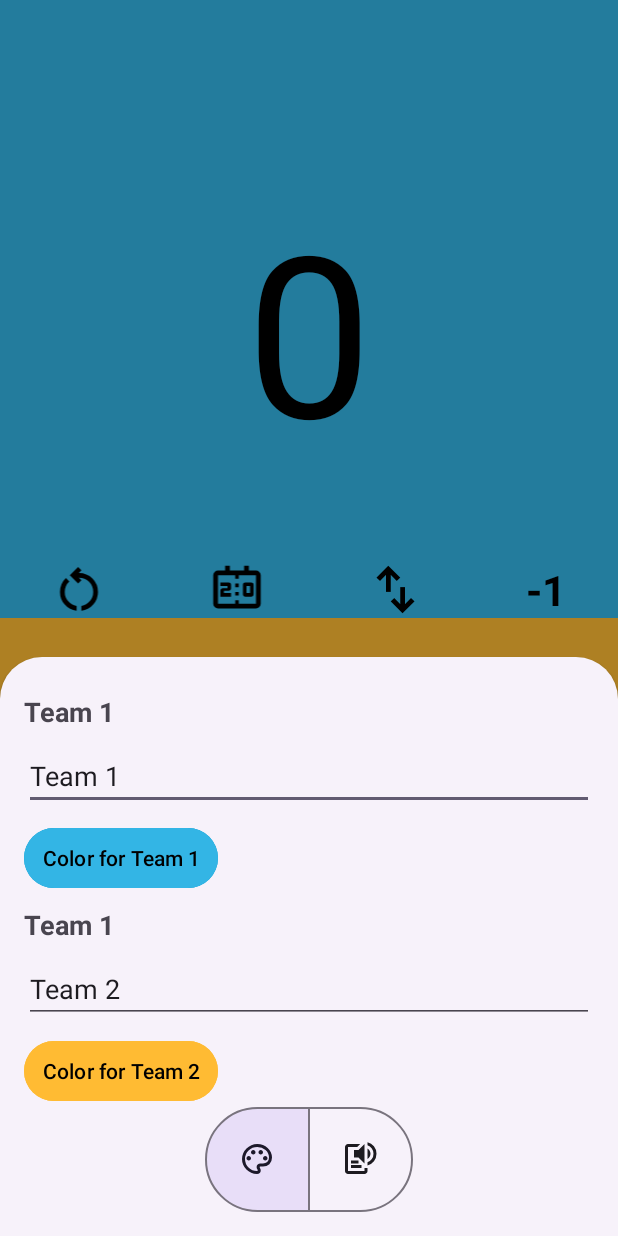
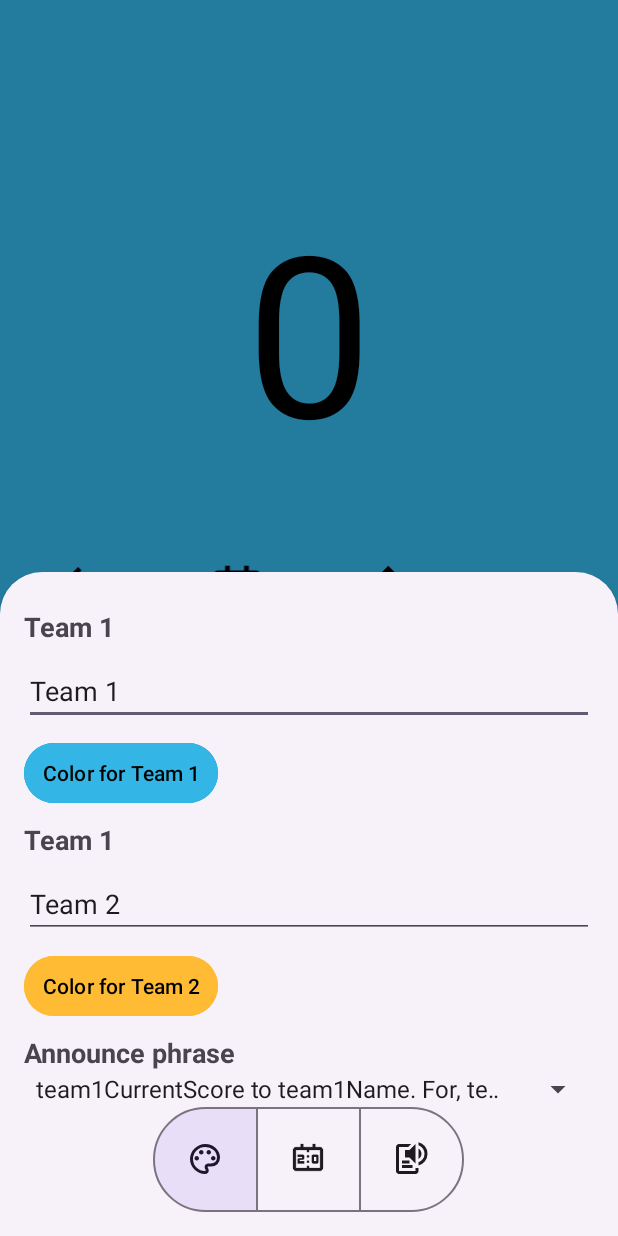
Before and after one commit to guigax/LoudScoreboard, an Android app: the fragment SettingsFragment placed in its activity, on a phone screen of 412 x 824 dp. Run offline under Robolectric (Android 15) with nearby library versions, the phone set to English and light mode, and no system bars.

Commit message:
Introduction to changes in score announcement

```diff
--- a/app/src/main/res/layout/settings_layout.xml
+++ b/app/src/main/res/layout/settings_layout.xml
@@ -14,7 +14,9 @@
             android:id="@+id/paletteLayout"
             android:layout_width="match_parent"
             android:layout_height="wrap_content"
-            android:orientation="vertical">
+            android:orientation="vertical"
+            android:visibility="gone">
+
             <TextView
                 android:layout_width="wrap_content"
                 android:layout_height="wrap_content"
@@ -97,7 +99,8 @@
             android:id="@+id/textToSpeechLayout"
             android:layout_width="match_parent"
             android:layout_height="wrap_content"
-            android:orientation="vertical">
+            android:orientation="vertical"
+            android:visibility="gone">
 
             <TextView
                 android:layout_width="wrap_content"
@@ -139,6 +142,27 @@
                 android:text="@string/mute" />
         </LinearLayout>
 
+        <LinearLayout
+            android:id="@+id/scoreLayout"
+            android:layout_width="match_parent"
+            android:layout_height="wrap_content"
+            android:orientation="vertical">
+
+            <TextView
+                android:layout_width="wrap_content"
+                android:layout_height="wrap_content"
+                android:layout_marginTop="8dp"
+                android:text="@string/custom_tts_phrase_spinner"
+                android:textSize="18sp"
+                android:textStyle="bold" />
+
+            <Spinner
+                android:layout_width="wrap_content"
+                android:layout_height="wrap_content"
+                android:entries="@array/custom_phrases"
+                android:textSize="18sp" />
+        </LinearLayout>
+
         <com.google.android.material.button.MaterialButtonToggleGroup
             android:id="@+id/toggleGroup"
             android:layout_width="match_parent"
@@ -156,12 +180,15 @@
                 app:iconPadding="0dp"
                 app:iconSize="24dp" />
 
-            <!--<Button
+            <Button
                 style="@style/Widget.App.Button.OutlinedButton.IconOnly"
                 android:id="@+id/button2"
                 android:layout_width="wrap_content"
                 android:layout_height="wrap_content"
-                app:icon="@drawable/score" />-->
+                app:icon="@drawable/score"
+                app:iconGravity="textStart"
+                app:iconPadding="0dp"
+                app:iconSize="24dp" />
 
             <Button
                 android:id="@+id/textToSpeechButton"
--- a/app/src/main/res/values/strings.xml
+++ b/app/src/main/res/values/strings.xml
@@ -22,5 +22,17 @@
     <string name="color_light_red">Light Red</string>
     <string name="highlight">Enable high contrast mode</string>
     <string name="tts_pitch">Pitch</string>
-    <string name="tts_speed_rate">Speed Rate</string>
+    <string name="tts_speed_rate">Speed rate</string>
+    <string-array name="custom_phrases">
+        <item>team1CurrentScore to team1Name. For, team2CurrentScore to team2Name</item>
+        <item>team2CurrentScore to team2Name. For, team1CurrentScore to team1Name</item>
+        <item>teamAheadScore to teamAhead. For, teamBehindScore to teamBehind</item>
+        <item>teamBehindScore to teamBehind. For, teamAheadScore to teamAheadScore</item>
+        <item>teamThatJustScoredScore to teamThatJustScore. For, teamThatWasScoredScore to teamThatWasScored</item>
+        <item>teamThatWasScoredScore to teamThatWasScored. For, teamThatJustScoredScore to teamThatJustScore</item>
+        <item>teamThatJustScoredScore to teamThatWasScoredScore for teamThatJustScore</item>
+        <item>teamAheadScore to teamBehindScore for teamAhead</item>
+        <item>Custom phrase</item>
+    </string-array>
+    <string name="custom_tts_phrase_spinner">Announce phrase</string>
 </resources>
```
Also changed, not shown: 2 other files. Lines whose indentation alone changed are shown as unchanged.
